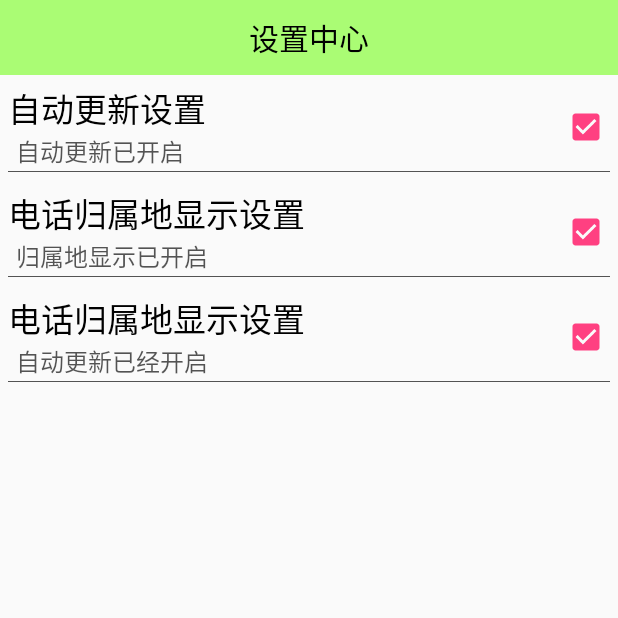
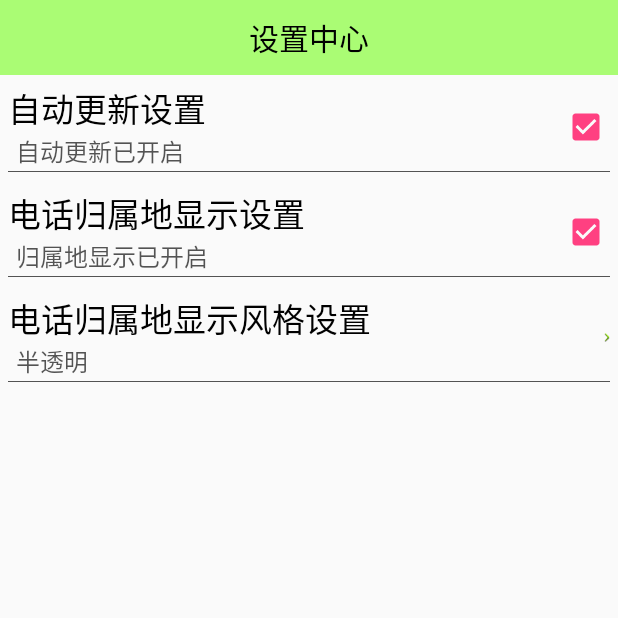
Before and after one commit to caofeifan/Mobilesafe, an Android app: the SettingActivity screen opened directly, with no data from a screen before it, on a phone screen of 412 x 824 dp, the top half of it. Run offline under Robolectric (Android 15) with nearby library versions, the phone set to English and light mode, and no system bars; our stand-ins replace ButterKnife.

Commit message:
第五次提交

```diff
--- a/app/src/main/java/com/cff/mobilesafe/activity/AddressActivity.java
+++ b/app/src/main/java/com/cff/mobilesafe/activity/AddressActivity.java
@@ -71,7 +71,7 @@ public class AddressActivity extends BaseActivity {
             Animation anim = AnimationUtils.loadAnimation(AddressActivity.this,R.anim.shake);
             etNum.startAnimation(anim);
             vibrate();
-            System.out.println("-------------------------");
+
         }
     }
 }
--- a/app/src/main/java/com/cff/mobilesafe/activity/SettingActivity.java
+++ b/app/src/main/java/com/cff/mobilesafe/activity/SettingActivity.java
@@ -1,13 +1,18 @@
 package com.cff.mobilesafe.activity;
 
+import android.content.DialogInterface;
 import android.content.Intent;
 import android.content.SharedPreferences;
 import android.os.Bundle;
+import android.support.annotation.BinderThread;
+import android.support.v7.app.AlertDialog;
 import android.util.Log;
 import android.view.View;
+import android.widget.RelativeLayout;
 
 import com.cff.mobilesafe.R;
 import com.cff.mobilesafe.service.AddressService;
+import com.cff.mobilesafe.view.SettingClickView;
 import com.cff.mobilesafe.view.SettingItemView;
 
 import butterknife.BindView;
@@ -15,19 +20,25 @@ import butterknife.ButterKnife;
 
 public class SettingActivity extends BaseActivity {
     private static final String TAG = SettingActivity.class.getSimpleName();
+    private static final int CODE_REQUEST_STYLE = 001;
 
+    String[] items = new String[]{"半透明","活力橙","卫士蓝","苹果绿"};
     @BindView(R.id.sivUpdate)
     SettingItemView sivUpdate;
     @BindView(R.id.sivAddress)
     SettingItemView sivAddress;
+    @BindView(R.id.scvStyle)
+    SettingClickView scvStyle;
     @Override
     protected void onCreate(Bundle savedInstanceState) {
         super.onCreate(savedInstanceState);
         setContentView(R.layout.activity_setting);
         getSupportActionBar().hide();
         ButterKnife.bind(this);
+
         initUpdateView();
         initAddressView();
+        initAddressStyleView();
 
     }
 
@@ -82,4 +93,37 @@ public class SettingActivity extends BaseActivity {
             }
         });
     }
+
+    public void initAddressStyleView(){
+        int selected = mPref.getInt("currentStyle",0);
+        scvStyle.setCurrentStyle(items[selected]);
+        scvStyle.setOnClickListener(new View.OnClickListener() {
+            @Override
+            public void onClick(View v) {
+                showSimgleChooseDialog();
+            }
+        });
+    }
+
+    private void showSimgleChooseDialog() {
+        AlertDialog.Builder builder = new AlertDialog.Builder(this);
+        builder.setIcon(R.mipmap.ic_launcher);
+        builder.setTitle("设置归属地框风格");
+
+        int selected = mPref.getInt("currentStyle",0);
+        builder.setSingleChoiceItems(items, selected, new DialogInterface.OnClickListener() {
+            @Override
+            public void onClick(DialogInterface dialog, int which) {
+                mPref.edit().putInt("currentStyle",which).commit();
+                scvStyle.setCurrentStyle(items[which]);
+                dialog.dismiss();
+            }
+        });
+        builder.setNegativeButton("取消",null);
+        builder.show();
+    }
+
+
+
+
 }
--- a/app/src/main/java/com/cff/mobilesafe/activity/SplashActivity.java
+++ b/app/src/main/java/com/cff/mobilesafe/activity/SplashActivity.java
@@ -22,6 +22,7 @@ import android.widget.Toast;
 
 import com.cff.mobilesafe.R;
 import com.cff.mobilesafe.domain.UpdateInfo;
+import com.cff.mobilesafe.domain.test;
 import com.cff.mobilesafe.utils.JsonUtil;
 import com.cff.mobilesafe.utils.OkHttpUtil;
 import com.cff.mobilesafe.utils.StreamUtil;
--- a/app/src/main/java/com/cff/mobilesafe/service/AddressService.java
+++ b/app/src/main/java/com/cff/mobilesafe/service/AddressService.java
@@ -95,6 +95,9 @@ public class AddressService extends Service {
      * 自定义
      */
     public void showMyToast(String text){
+        int style = mPref.getInt("currentStyle",0);
+        int[] items = new int[]{R.drawable.call_locate_white,R.drawable.call_locate_orange,
+                R.drawable.call_locate_blue,R.drawable.call_locate_green};
         WindowManager.LayoutParams mParams = new WindowManager.LayoutParams();
         wm = (WindowManager) this.getSystemService(Context.WINDOW_SERVICE);
         final WindowManager.LayoutParams params = mParams;
@@ -107,7 +110,9 @@ public class AddressService extends Service {
                 | WindowManager.LayoutParams.FLAG_NOT_FOCUSABLE
                 | WindowManager.LayoutParams.FLAG_NOT_TOUCHABLE;
 
+
         view = View.inflate(this,R.layout.mytoast,null);
+        view.setBackgroundResource(items[style]);
         TextView tvMyToast = (TextView) view.findViewById(R.id.tvMyToast);
         tvMyToast.setText(text);
         wm.addView(view,params);
--- a/app/src/main/java/com/cff/mobilesafe/view/SettingClickView.java
+++ b/app/src/main/java/com/cff/mobilesafe/view/SettingClickView.java
@@ -21,17 +21,15 @@ import butterknife.ButterKnife;
 public class SettingClickView extends RelativeLayout {
     private static final String TAG = SettingClickView.class.getSimpleName();
     private final String NAMESPACE = "http://schemas.android.com/apk/res-auto";
-    @BindView(R.id.tvTitle)
-    TextView tvTitle;
-    @BindView(R.id.tvDesc)
-    TextView tvDesc;
-    @BindView(R.id.cbState)
-    CheckBox cbState;
+    @BindView(R.id.tvStyleSet)
+    TextView tvStyleSet;
+    @BindView(R.id.tvCurrentStyle)
+    TextView tvCurrentStyle;
+    private String mTitle;
+    private String mCurrentStyle;
+
     View view;
 
-    private String mTitle;
-    private String mDescOn;
-    private String mDescOff;
     public SettingClickView(Context context, AttributeSet attrs, int defStyleAttr) {
         super(context, attrs, defStyleAttr);
 
@@ -42,9 +40,9 @@ public class SettingClickView extends RelativeLayout {
             String attributeValue = attrs.getAttributeValue(i);
             Log.i(TAG, "SettingItemView: "+attributeName+"="+attributeValue);
         }
-        mTitle = attrs.getAttributeValue(NAMESPACE,"title");//根据属性名称获取属性值
+/*        mTitle = attrs.getAttributeValue(NAMESPACE,"title");//根据属性名称获取属性值
         mDescOn = attrs.getAttributeValue(NAMESPACE,"desc_on");//根据属性名称获取属性值
-        mDescOff = attrs.getAttributeValue(NAMESPACE,"desc_off");//根据属性名称获取属性值
+        mDescOff = attrs.getAttributeValue(NAMESPACE,"desc_off");//根据属性名称获取属性值*/
         initView();
     }
 
@@ -56,10 +54,10 @@ public class SettingClickView extends RelativeLayout {
             String attributeValue = attrs.getAttributeValue(i);
             Log.i(TAG, "SettingItemView: "+attributeName+"="+attributeValue);
         }
-        mTitle = attrs.getAttributeValue(NAMESPACE,"title");//根据属性名称获取属性值
-        mDescOn = attrs.getAttributeValue(NAMESPACE,"desc_on");//根据属性名称获取属性值
-        mDescOff = attrs.getAttributeValue(NAMESPACE,"desc_off");//根据属性名称获取属性值
+        mTitle = attrs.getAttributeValue(NAMESPACE,"title");
+        mCurrentStyle = attrs.getAttributeValue(NAMESPACE,"currentStyle");
         initView();
+        setTvTitle(mTitle);
     }
 
     public SettingClickView(Context context) {
@@ -72,29 +70,18 @@ public class SettingClickView extends RelativeLayout {
      */
     private void initView(){
         //将自定义的布局文件设置给当前settingItemView
-        view = View.inflate(getContext(), R.layout.view_setting_item,this);
+        view = View.inflate(getContext(), R.layout.view_setting_item2,this);
         ButterKnife.bind(view);
-        setTvTitle(mTitle);
+
     }
 
     public void setTvTitle(String title) {
-        tvTitle.setText(title);
+        tvStyleSet.setText(title);
     }
 
-    public void setTvDesc(String desc) {
-        tvDesc.setText(desc);
+    public void setCurrentStyle(String currentStyle) {
+        tvCurrentStyle.setText(currentStyle);
     }
 
-    public void setChecked(boolean state) {
-        cbState.setChecked(state);
-        if (state){
-            setTvDesc(mDescOn);
-        }else {
-            setTvDesc(mDescOff);
-        }
-    }
 
-    public boolean isChecked(){
-        return cbState.isChecked();
-    }
 }
--- a/app/src/main/res/layout/activity_setting.xml
+++ b/app/src/main/res/layout/activity_setting.xml
@@ -26,9 +26,8 @@
         android:layout_height="wrap_content"/>
     <com.cff.mobilesafe.view.SettingClickView
         android:id="@+id/scvStyle"
-        cff:title="电话归属地显示设置"
-        cff:desc_on="归属地显示已开启"
-        cff:desc_off="归属地显示已关闭"
+        cff:title="电话归属地显示风格设置"
+        cff:currentStyle=""
         android:layout_width="match_parent"
         android:layout_height="wrap_content"/>
 
--- a/app/src/main/res/layout/mytoast.xml
+++ b/app/src/main/res/layout/mytoast.xml
@@ -1,6 +1,6 @@
 <?xml version="1.0" encoding="utf-8"?>
 <RelativeLayout xmlns:android="http://schemas.android.com/apk/res/android"
-    android:background="@drawable/call_locate_green"
+    android:id="@+id/rlMyToast"
     android:layout_width="match_parent"
     android:layout_height="match_parent">
 
--- a/app/src/main/res/layout/view_setting_item2.xml
+++ b/app/src/main/res/layout/view_setting_item2.xml
@@ -5,21 +5,21 @@
         android:layout_height="70dp"
         android:padding="5dp">
         <TextView
-            android:id="@+id/tvTitle"
+            android:id="@+id/tvStyleSet"
             android:layout_width="wrap_content"
             android:layout_height="wrap_content"
-            android:text="自动更新设置"
+            android:text="归属地风格设置"
             android:textSize="22sp"
             android:textColor="@color/black" />
 
         <TextView
-            android:id="@+id/tvDesc"
+            android:id="@+id/tvCurrentStyle"
             android:layout_width="wrap_content"
             android:layout_height="wrap_content"
-            android:text="自动更新已经开启"
+            android:text=""
             android:textColor="#a000"
             android:textSize="@dimen/textSize"
-            android:layout_below="@+id/tvTitle"
+            android:layout_below="@+id/tvStyleSet"
             android:layout_marginLeft="5dp"/>
         <ImageView
             android:layout_width="wrap_content"
--- a/app/src/main/res/values/attrs.xml
+++ b/app/src/main/res/values/attrs.xml
@@ -5,4 +5,9 @@
         <attr name="desc_on" format="string" />
         <attr name="desc_off" format="string" />
     </declare-styleable>
+
+    <declare-styleable name="SettingClickView">
+        <!--<attr name="title" format="string"/>-->
+        <attr name="currentStyle" format="string" />
+    </declare-styleable>
 </resources>
--- a/build.gradle
+++ b/build.gradle
@@ -5,7 +5,7 @@ buildscript {
         jcenter()
     }
     dependencies {
-        classpath 'com.android.tools.build:gradle:2.2.2'
+        classpath 'com.android.tools.build:gradle:2.3.0'
         classpath 'com.neenbedankt.gradle.plugins:android-apt:1.8'
         // NOTE: Do not place your application dependencies here; they belong
         // in the individual module build.gradle files
```
Also changed, not shown: app/build.gradle (+6 -6 lines), app/src/main/AndroidManifest.xml (+11 -16 lines), app/src/main/res/drawable/call_locate_blue.9.png (added), app/src/main/res/drawable/call_locate_gray.9.png (added), app/src/main/res/drawable/call_locate_orange.9.png (added), app/src/main/res/drawable/call_locate_white.9.png (added), gradle/wrapper/gradle-wrapper.properties.
